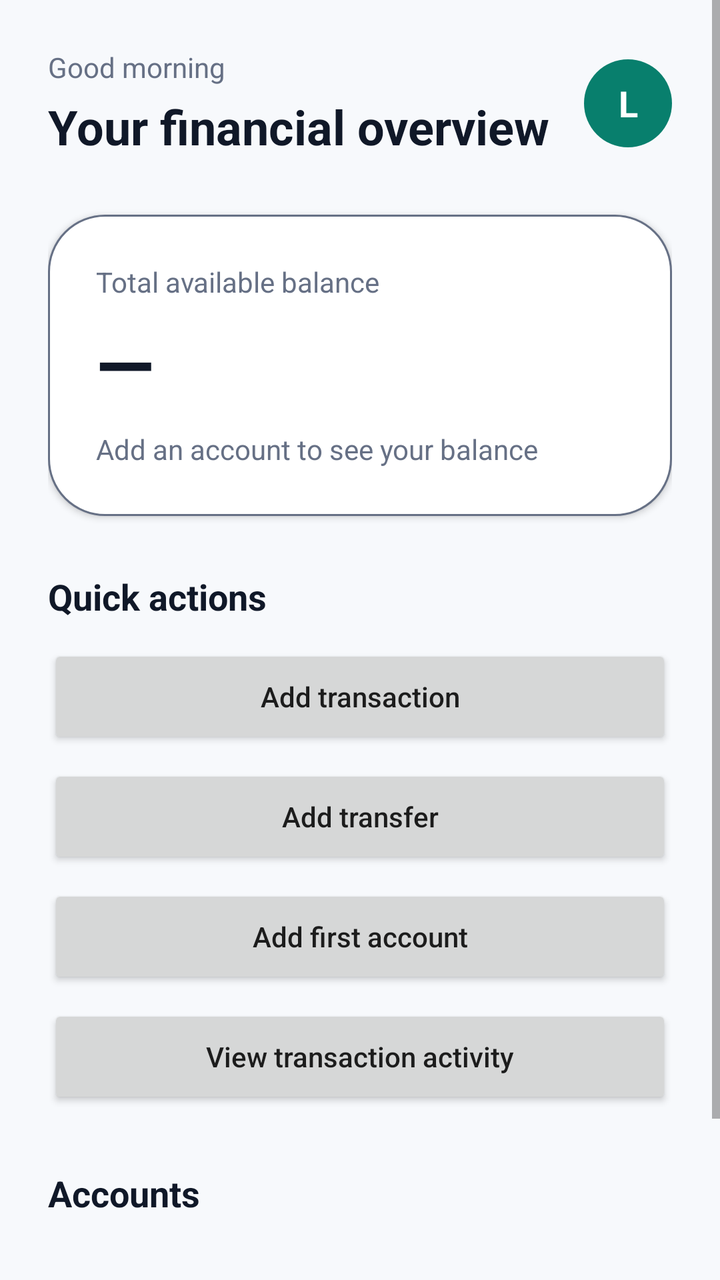
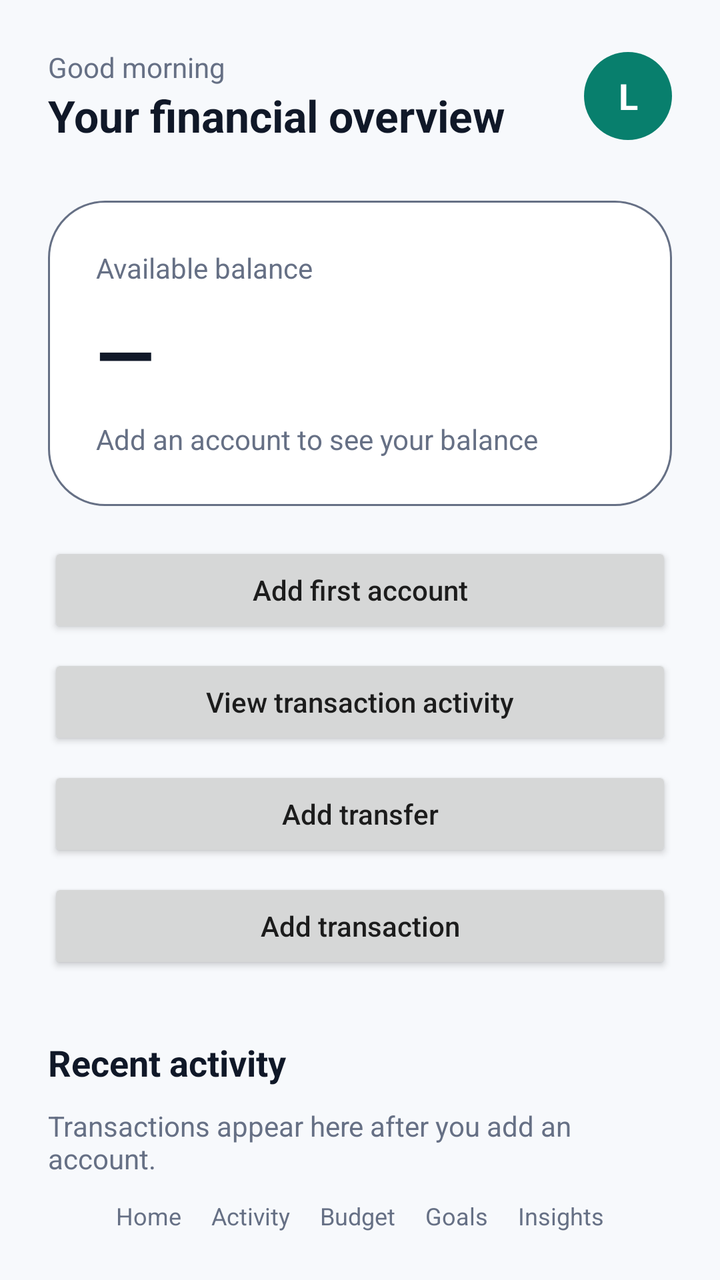

An Android layout rendered at two revisions. The XML below is the earlier revision; the diff shows what the commit changed to produce the second picture.
<!-- AndroidManifest.xml: application theme Theme.App -->
<!-- res/layout/activity_main.xml -->
<?xml version="1.0" encoding="utf-8"?>
<ScrollView xmlns:android="http://schemas.android.com/apk/res/android"
    android:layout_width="match_parent" android:layout_height="match_parent"
    android:fillViewport="true" android:background="@color/lumen_background">
    <LinearLayout android:layout_width="match_parent" android:layout_height="wrap_content"
        android:orientation="vertical" android:paddingStart="24dp" android:paddingTop="24dp"
        android:paddingEnd="24dp" android:paddingBottom="24dp">
        <LinearLayout android:layout_width="match_parent" android:layout_height="wrap_content" android:gravity="center_vertical">
            <LinearLayout android:layout_width="0dp" android:layout_height="wrap_content" android:layout_weight="1" android:orientation="vertical">
                <TextView android:layout_width="wrap_content" android:layout_height="wrap_content" android:text="@string/greeting" android:textColor="@color/lumen_muted" android:textSize="14sp" />
                <TextView android:layout_width="wrap_content" android:layout_height="wrap_content" android:layout_marginTop="4dp" android:text="@string/overview" android:textColor="@color/lumen_ink" android:textSize="24sp" android:textStyle="bold" />
            </LinearLayout>
            <TextView android:layout_width="44dp" android:layout_height="44dp" android:background="@drawable/avatar_background" android:gravity="center" android:text="L" android:textColor="@color/on_primary" android:textSize="18sp" android:textStyle="bold" />
        </LinearLayout>
        <LinearLayout android:layout_width="match_parent" android:layout_height="wrap_content" android:layout_marginTop="28dp" android:background="@drawable/balance_card_background" android:elevation="2dp" android:orientation="vertical" android:padding="24dp">
            <TextView android:layout_width="wrap_content" android:layout_height="wrap_content" android:text="@string/total_balance" android:textColor="@color/lumen_muted" android:textSize="14sp" />
            <TextView android:id="@+id/balance" android:layout_width="wrap_content" android:layout_height="wrap_content" android:layout_marginTop="6dp" android:text="—" android:textColor="@color/lumen_ink" android:textSize="38sp" android:textStyle="bold" />
            <TextView android:id="@+id/balance_summary" android:layout_width="wrap_content" android:layout_height="wrap_content" android:layout_marginTop="8dp" android:text="@string/empty_balance" android:textColor="@color/lumen_muted" android:textSize="14sp" />
        </LinearLayout>
        <TextView android:layout_width="wrap_content" android:layout_height="wrap_content" android:layout_marginTop="28dp" android:text="Quick actions" android:textColor="@color/lumen_ink" android:textSize="18sp" android:textStyle="bold" />
        <Button android:id="@+id/add_transaction_button" android:layout_width="match_parent" android:layout_height="52dp" android:layout_marginTop="12dp" android:text="@string/add_transaction" android:textAllCaps="false" />
        <Button android:id="@+id/add_transfer_button" android:layout_width="match_parent" android:layout_height="52dp" android:layout_marginTop="8dp" android:text="@string/add_transfer" android:textAllCaps="false" />
        <Button android:id="@+id/add_account_button" android:layout_width="match_parent" android:layout_height="52dp" android:layout_marginTop="8dp" android:text="@string/add_account" android:textAllCaps="false" />
        <Button android:id="@+id/view_activity_button" android:layout_width="match_parent" android:layout_height="52dp" android:layout_marginTop="8dp" android:text="@string/view_activity" android:textAllCaps="false" />
        <TextView android:layout_width="wrap_content" android:layout_height="wrap_content" android:layout_marginTop="30dp" android:text="Accounts" android:textColor="@color/lumen_ink" android:textSize="18sp" android:textStyle="bold" />
        <ListView android:id="@+id/accounts_list" android:layout_width="match_parent" android:layout_height="wrap_content" android:layout_marginTop="8dp" android:divider="@null" android:dividerHeight="8dp" android:nestedScrollingEnabled="false" />
        <TextView android:layout_width="wrap_content" android:layout_height="wrap_content" android:layout_marginTop="24dp" android:text="Recent activity" android:textColor="@color/lumen_ink" android:textSize="18sp" android:textStyle="bold" />
        <TextView android:layout_width="match_parent" android:layout_height="wrap_content" android:layout_marginTop="8dp" android:text="Transactions appear here after you add an account." android:textColor="@color/lumen_muted" android:textSize="14sp" />
    </LinearLayout>
</ScrollView>
<!-- resources referenced by this layout -->
<resources>
  <color name="lumen_background">#F7F9FC</color>
  <color name="lumen_ink">#101828</color>
  <color name="lumen_muted">#667085</color>
  <color name="on_primary">#FFFFFFFF</color>
  <!-- drawable avatar_background (drawable) -->
  <?xml version="1.0" encoding="utf-8"?>
  <shape xmlns:android="http://schemas.android.com/apk/res/android"
      android:shape="oval">
      <solid android:color="@color/lumen_accent" />
  </shape>
  <!-- drawable balance_card_background (drawable) -->
  <?xml version="1.0" encoding="utf-8"?>
  <shape xmlns:android="http://schemas.android.com/apk/res/android"
      android:shape="rectangle">
      <solid android:color="@color/lumen_surface" />
      <stroke
          android:width="1dp"
          android:color="@color/lumen_muted" />
      <corners android:radius="28dp" />
  </shape>
  <string name="add_account">Add first account</string>
  <string name="add_transaction">Add transaction</string>
  <string name="add_transfer">Add transfer</string>
  <string name="empty_balance">Add an account to see your balance</string>
  <string name="greeting">Good morning</string>
  <string name="overview">Your financial overview</string>
  <string name="total_balance">Total available balance</string>
  <string name="view_activity">View transaction activity</string>
  <style name="Theme.App" parent="android:Theme.Material.Light.NoActionBar">
          <item name="android:colorPrimary">@color/primary</item>
          <item name="android:colorAccent">@color/lumen_accent</item>
          <item name="android:windowLightStatusBar">true</item>
          <item name="android:statusBarColor">@color/lumen_background</item>
          <item name="android:navigationBarColor">@color/lumen_background</item>
          <item name="android:windowLightNavigationBar">true</item>
      </style>
  <color name="lumen_accent">#087F6D</color>
  <color name="lumen_surface">#FFFFFFFF</color>
  <color name="primary">#087F6D</color>
</resources>

<!-- the commit's change to res/layout/activity_main.xml (unified diff, before → after) -->
@@ -1,30 +1,23 @@
-<?xml version="1.0" encoding="utf-8"?>
-<ScrollView xmlns:android="http://schemas.android.com/apk/res/android"
-    android:layout_width="match_parent" android:layout_height="match_parent"
-    android:fillViewport="true" android:background="@color/lumen_background">
-    <LinearLayout android:layout_width="match_parent" android:layout_height="wrap_content"
-        android:orientation="vertical" android:paddingStart="24dp" android:paddingTop="24dp"
-        android:paddingEnd="24dp" android:paddingBottom="24dp">
-        <LinearLayout android:layout_width="match_parent" android:layout_height="wrap_content" android:gravity="center_vertical">
-            <LinearLayout android:layout_width="0dp" android:layout_height="wrap_content" android:layout_weight="1" android:orientation="vertical">
-                <TextView android:layout_width="wrap_content" android:layout_height="wrap_content" android:text="@string/greeting" android:textColor="@color/lumen_muted" android:textSize="14sp" />
-                <TextView android:layout_width="wrap_content" android:layout_height="wrap_content" android:layout_marginTop="4dp" android:text="@string/overview" android:textColor="@color/lumen_ink" android:textSize="24sp" android:textStyle="bold" />
-            </LinearLayout>
-            <TextView android:layout_width="44dp" android:layout_height="44dp" android:background="@drawable/avatar_background" android:gravity="center" android:text="L" android:textColor="@color/on_primary" android:textSize="18sp" android:textStyle="bold" />
-        </LinearLayout>
-        <LinearLayout android:layout_width="match_parent" android:layout_height="wrap_content" android:layout_marginTop="28dp" android:background="@drawable/balance_card_background" android:elevation="2dp" android:orientation="vertical" android:padding="24dp">
-            <TextView android:layout_width="wrap_content" android:layout_height="wrap_content" android:text="@string/total_balance" android:textColor="@color/lumen_muted" android:textSize="14sp" />
-            <TextView android:id="@+id/balance" android:layout_width="wrap_content" android:layout_height="wrap_content" android:layout_marginTop="6dp" android:text="—" android:textColor="@color/lumen_ink" android:textSize="38sp" android:textStyle="bold" />
-            <TextView android:id="@+id/balance_summary" android:layout_width="wrap_content" android:layout_height="wrap_content" android:layout_marginTop="8dp" android:text="@string/empty_balance" android:textColor="@color/lumen_muted" android:textSize="14sp" />
-        </LinearLayout>
-        <TextView android:layout_width="wrap_content" android:layout_height="wrap_content" android:layout_marginTop="28dp" android:text="Quick actions" android:textColor="@color/lumen_ink" android:textSize="18sp" android:textStyle="bold" />
-        <Button android:id="@+id/add_transaction_button" android:layout_width="match_parent" android:layout_height="52dp" android:layout_marginTop="12dp" android:text="@string/add_transaction" android:textAllCaps="false" />
-        <Button android:id="@+id/add_transfer_button" android:layout_width="match_parent" android:layout_height="52dp" android:layout_marginTop="8dp" android:text="@string/add_transfer" android:textAllCaps="false" />
-        <Button android:id="@+id/add_account_button" android:layout_width="match_parent" android:layout_height="52dp" android:layout_marginTop="8dp" android:text="@string/add_account" android:textAllCaps="false" />
-        <Button android:id="@+id/view_activity_button" android:layout_width="match_parent" android:layout_height="52dp" android:layout_marginTop="8dp" android:text="@string/view_activity" android:textAllCaps="false" />
-        <TextView android:layout_width="wrap_content" android:layout_height="wrap_content" android:layout_marginTop="30dp" android:text="Accounts" android:textColor="@color/lumen_ink" android:textSize="18sp" android:textStyle="bold" />
-        <ListView android:id="@+id/accounts_list" android:layout_width="match_parent" android:layout_height="wrap_content" android:layout_marginTop="8dp" android:divider="@null" android:dividerHeight="8dp" android:nestedScrollingEnabled="false" />
-        <TextView android:layout_width="wrap_content" android:layout_height="wrap_content" android:layout_marginTop="24dp" android:text="Recent activity" android:textColor="@color/lumen_ink" android:textSize="18sp" android:textStyle="bold" />
-        <TextView android:layout_width="match_parent" android:layout_height="wrap_content" android:layout_marginTop="8dp" android:text="Transactions appear here after you add an account." android:textColor="@color/lumen_muted" android:textSize="14sp" />
+<?xml version='1.0' encoding='utf-8'?>
+<LinearLayout xmlns:ns0="http://schemas.android.com/apk/res/android" ns0:layout_width="match_parent" ns0:layout_height="match_parent" ns0:orientation="vertical" ns0:background="@color/lumen_background" ns0:padding="24dp">
+  <LinearLayout ns0:layout_width="match_parent" ns0:layout_height="wrap_content" ns0:gravity="center_vertical" ns0:orientation="horizontal">
+    <LinearLayout ns0:layout_width="0dp" ns0:layout_height="wrap_content" ns0:layout_weight="1" ns0:orientation="vertical">
+      <TextView ns0:layout_width="wrap_content" ns0:layout_height="wrap_content" ns0:text="@string/greeting" ns0:textColor="@color/lumen_muted" ns0:textSize="14sp" />
+      <TextView ns0:layout_width="wrap_content" ns0:layout_height="wrap_content" ns0:text="@string/overview" ns0:textColor="@color/lumen_ink" ns0:textSize="22sp" ns0:textStyle="bold" />
     </LinearLayout>
-</ScrollView>
+    <TextView ns0:layout_width="44dp" ns0:layout_height="44dp" ns0:gravity="center" ns0:text="L" ns0:textColor="@color/on_primary" ns0:textSize="18sp" ns0:textStyle="bold" ns0:background="@drawable/avatar_background" />
+  </LinearLayout>
+  <LinearLayout ns0:layout_width="match_parent" ns0:layout_height="wrap_content" ns0:layout_marginTop="28dp" ns0:background="@drawable/balance_card_background" ns0:orientation="vertical" ns0:padding="24dp">
+    <TextView ns0:layout_width="wrap_content" ns0:layout_height="wrap_content" ns0:text="Available balance" ns0:textColor="@color/lumen_muted" ns0:textSize="14sp" />
+    <TextView ns0:id="@+id/balance" ns0:layout_width="wrap_content" ns0:layout_height="wrap_content" ns0:layout_marginTop="8dp" ns0:text="—" ns0:textColor="@color/lumen_ink" ns0:textSize="38sp" ns0:textStyle="bold" />
+    <TextView ns0:id="@+id/balance_summary" ns0:layout_width="wrap_content" ns0:layout_height="wrap_content" ns0:layout_marginTop="8dp" ns0:text="@string/empty_balance" ns0:textColor="@color/lumen_muted" ns0:textSize="14sp" />
+  </LinearLayout>
+  <Button ns0:id="@+id/add_account_button" ns0:layout_width="match_parent" ns0:layout_height="wrap_content" ns0:layout_marginTop="18dp" ns0:text="@string/add_account" ns0:textAllCaps="false" />
+  <Button ns0:id="@+id/view_activity_button" ns0:layout_width="match_parent" ns0:layout_height="wrap_content" ns0:layout_marginTop="8dp" ns0:text="@string/view_activity" ns0:textAllCaps="false" />
+  <Button ns0:id="@+id/add_transfer_button" ns0:layout_width="match_parent" ns0:layout_height="wrap_content" ns0:layout_marginTop="8dp" ns0:text="@string/add_transfer" ns0:textAllCaps="false" />
+  <Button ns0:id="@+id/add_transaction_button" ns0:layout_width="match_parent" ns0:layout_height="wrap_content" ns0:layout_marginTop="8dp" ns0:text="@string/add_transaction" ns0:textAllCaps="false" />
+  <TextView ns0:layout_width="wrap_content" ns0:layout_height="wrap_content" ns0:layout_marginTop="32dp" ns0:text="Recent activity" ns0:textColor="@color/lumen_ink" ns0:textSize="18sp" ns0:textStyle="bold" />
+  <TextView ns0:layout_width="match_parent" ns0:layout_height="wrap_content" ns0:layout_marginTop="10dp" ns0:text="Transactions appear here after you add an account." ns0:textColor="@color/lumen_muted" ns0:textSize="14sp" />
+  <Space ns0:layout_width="match_parent" ns0:layout_height="0dp" ns0:layout_weight="1" />
+  <TextView ns0:layout_width="match_parent" ns0:layout_height="wrap_content" ns0:gravity="center" ns0:text="Home     Activity     Budget     Goals     Insights" ns0:textColor="@color/lumen_muted" ns0:textSize="12sp" />
+</LinearLayout>
<!-- resource entries referenced after the edit -->
@@ -26,7 +26,6 @@
   <string name="empty_balance">Add an account to see your balance</string>
   <string name="greeting">Good morning</string>
   <string name="overview">Your financial overview</string>
-  <string name="total_balance">Total available balance</string>
   <string name="view_activity">View transaction activity</string>
   <style name="Theme.App" parent="android:Theme.Material.Light.NoActionBar">
           <item name="android:colorPrimary">@color/primary</item>
